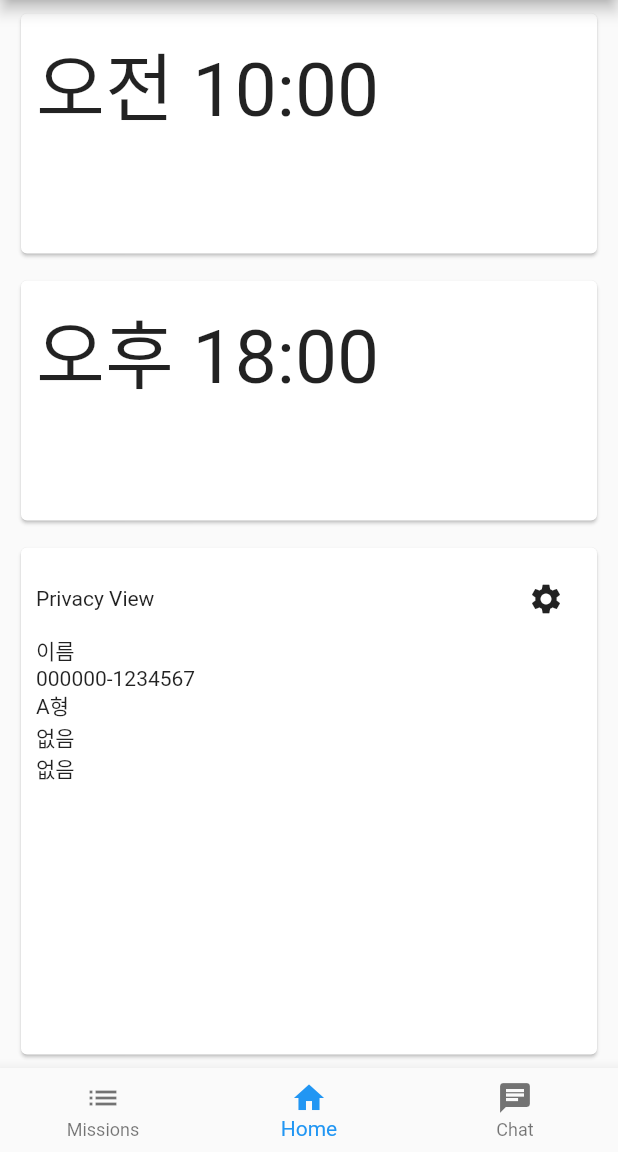
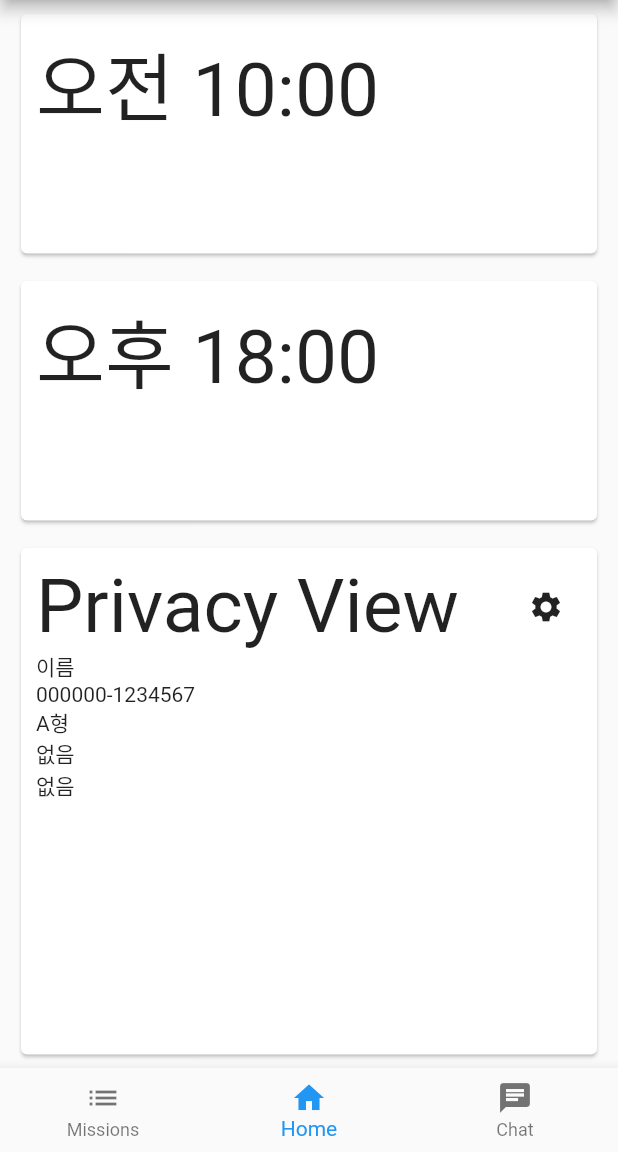
Before and after one commit to GDSC-CAU/Wiro-Flutter-App, a Flutter app: the screen it shows after launch, on a phone screen of 412 x 824 dp, the part 84-1236 px from its top. Run offline on Flutter 3.47's test engine with Material 2 defaults, Android fonts, the phone set to English and light mode, and no system bars.

Commit message:
Update Home.dart : Applied TextSize on PrivascyCard

```diff
--- a/lib/pages/Home.dart
+++ b/lib/pages/Home.dart
@@ -118,7 +118,11 @@ class PrivacyCard extends StatelessWidget {
                             mainAxisAlignment: MainAxisAlignment.spaceBetween,
                             mainAxisSize: MainAxisSize.max,
                             children: [
-                              Text("Privacy View"),
+                              Text("Privacy View",
+                                  style: TextStyle(
+                                      fontSize: 50
+                                  )
+                              ),
                               IconButton(onPressed: (){}, icon: Icon(Icons.settings))
                             ]
                         )
```
